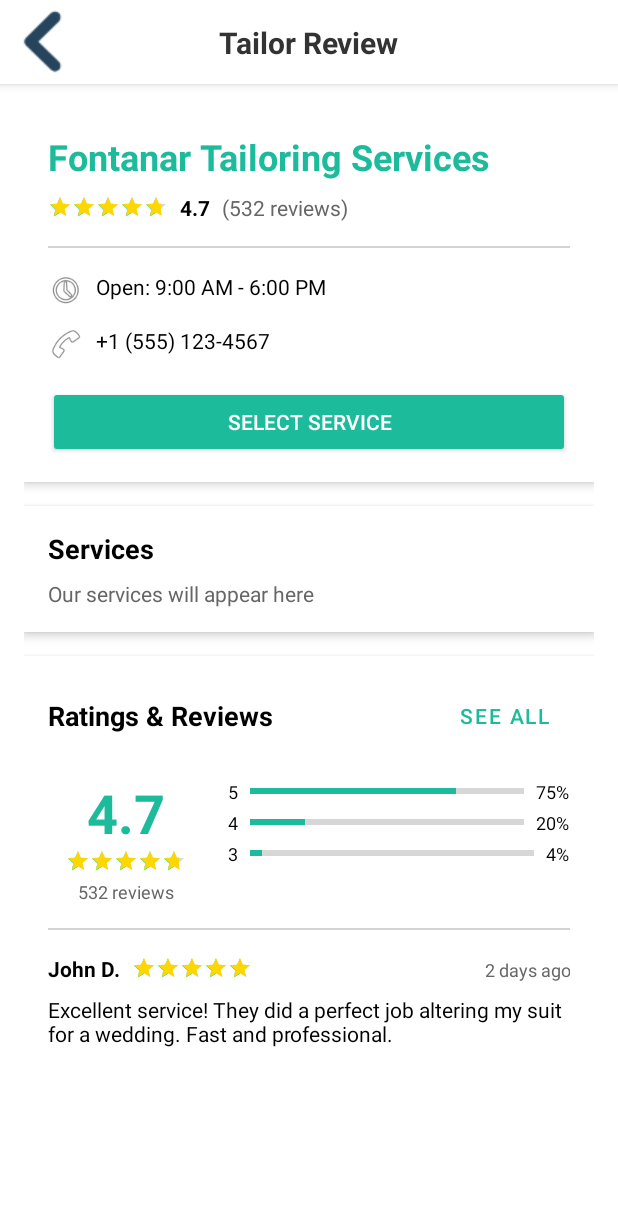
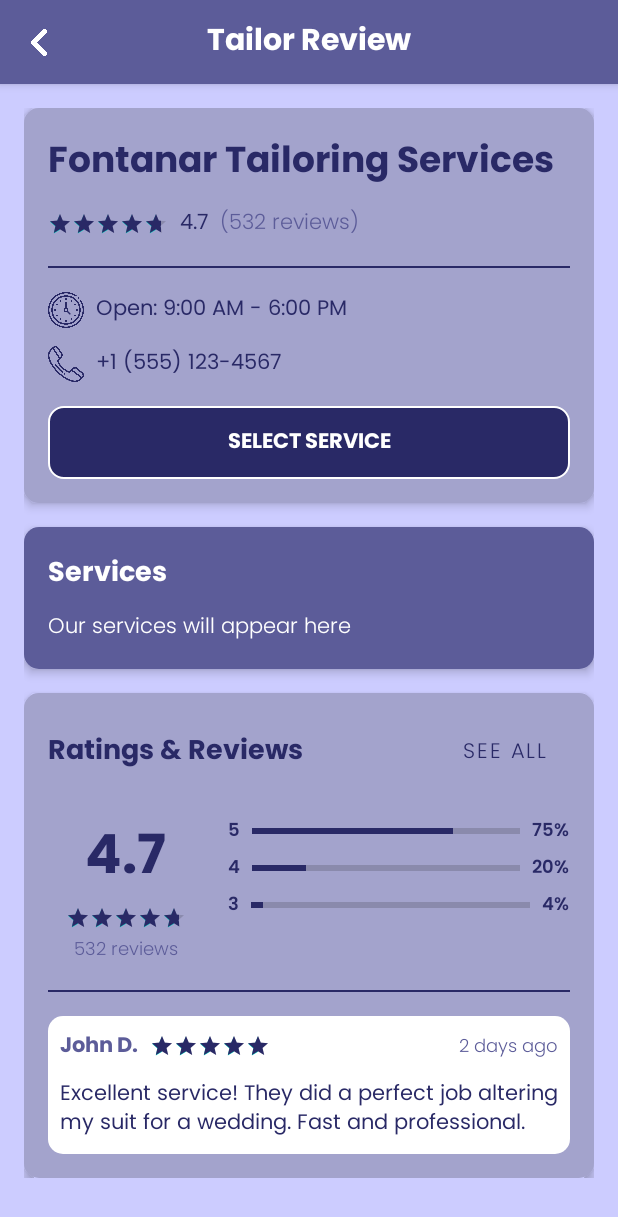
Before and after one commit to sherwinfontanar/Fitcraft, an Android app: the TailorInfoActivity screen opened directly, with no data from a screen before it, on a phone screen of 412 x 824 dp. Shown: the top 1217 px of the screen. Run offline under Robolectric (Android 15) with nearby library versions, the phone set to English and light mode, and no system bars.

Commit message:
activity tailor info/reviews layout

```diff
--- a/app/src/main/res/layout/activity_tailor_info.xml
+++ b/app/src/main/res/layout/activity_tailor_info.xml
@@ -12,20 +12,19 @@
         android:id="@+id/toolbar"
         android:layout_width="match_parent"
         android:layout_height="?android:attr/actionBarSize"
-        android:background="#FFFFFF"
+        android:background="@color/two"
         android:elevation="4dp"
         app:layout_constraintTop_toTopOf="parent">
 
         <!-- Back Button - Adjusted padding and constraints -->
         <ImageButton
             android:id="@+id/btnBack"
-            android:layout_width="48dp"
-            android:layout_height="48dp"
-            android:background="?android:attr/selectableItemBackgroundBorderless"
+            android:layout_width="20dp"
+            android:layout_height="20dp"
+            android:layout_marginStart="16dp"
+            android:background="@drawable/back"
             android:contentDescription="Back"
-            android:src="@drawable/backbutton"
-            android:padding="8dp"
-            android:layout_marginStart="4dp"
+            app:tint="@color/one"
             app:layout_constraintBottom_toBottomOf="parent"
             app:layout_constraintStart_toStartOf="parent"
             app:layout_constraintTop_toTopOf="parent" />
@@ -35,9 +34,9 @@
             android:layout_width="wrap_content"
             android:layout_height="wrap_content"
             android:text="Tailor Review"
-            android:textColor="#333333"
+            android:textColor="@color/white"
             android:textSize="20sp"
-            android:textStyle="bold"
+            android:fontFamily="@font/poppins_bold"
             app:layout_constraintBottom_toBottomOf="parent"
             app:layout_constraintEnd_toEndOf="parent"
             app:layout_constraintStart_toStartOf="parent"
@@ -46,7 +45,8 @@
     </androidx.constraintlayout.widget.ConstraintLayout>
     <ScrollView
         android:layout_width="match_parent"
-        android:layout_height="match_parent">
+        android:layout_height="match_parent"
+        android:background="@color/four">
 
         <LinearLayout
             android:layout_width="match_parent"
@@ -60,7 +60,7 @@
                 android:layout_height="wrap_content"
                 android:orientation="vertical"
                 android:padding="16dp"
-                android:background="@android:color/white"
+                android:background="@drawable/rounded"
                 android:elevation="4dp">
 
                 <TextView
@@ -68,9 +68,9 @@
                     android:layout_width="match_parent"
                     android:layout_height="wrap_content"
                     android:text="Fontanar Tailoring Services"
-                    android:textColor="#1cbb9c"
+                    android:textColor="@color/one"
                     android:textSize="24sp"
-                    android:textStyle="bold" />
+                    android:fontFamily="@font/poppins_bold" />
 
                 <LinearLayout
                     android:layout_width="match_parent"
@@ -88,7 +88,7 @@
                         android:numStars="5"
                         android:rating="4.7"
                         android:stepSize="0.1"
-                        android:progressTint="#FFD700" />
+                        android:progressTint="@color/one" />
 
                     <TextView
                         android:id="@+id/tv_rating_value"
@@ -97,9 +97,9 @@
                         android:layout_gravity="center_vertical"
                         android:layout_marginStart="8dp"
                         android:text="4.7"
-                        android:textColor="@android:color/black"
+                        android:textColor="@color/one"
                         android:textSize="14sp"
-                        android:textStyle="bold" />
+                        android:fontFamily="@font/poppins_regular" />
 
                     <TextView
                         android:id="@+id/tv_review_count"
@@ -108,15 +108,16 @@
                         android:layout_gravity="center_vertical"
                         android:layout_marginStart="8dp"
                         android:text="(532 reviews)"
-                        android:textColor="#666666"
-                        android:textSize="14sp" />
+                        android:textColor="@color/two"
+                        android:textSize="14sp"
+                        android:fontFamily="@font/poppins_light"/>
                 </LinearLayout>
 
                 <View
                     android:layout_width="match_parent"
                     android:layout_height="1dp"
                     android:layout_marginVertical="16dp"
-                    android:background="#D3D3D3" />
+                    android:background="@color/one" />
 
                 <LinearLayout
                     android:layout_width="match_parent"
@@ -126,7 +127,7 @@
                     <ImageView
                         android:layout_width="24dp"
                         android:layout_height="24dp"
-                        android:src="@android:drawable/ic_menu_recent_history"
+                        android:src="@drawable/time"
                         android:layout_gravity="center_vertical"/>
 
                     <TextView
@@ -135,7 +136,8 @@
                         android:layout_height="wrap_content"
                         android:layout_marginStart="8dp"
                         android:text="Open: 9:00 AM - 6:00 PM"
-                        android:textColor="@android:color/black"
+                        android:textColor="@color/one"
+                        android:fontFamily="@font/poppins_regular"
                         android:textSize="14sp" />
                 </LinearLayout>
 
@@ -148,7 +150,7 @@
                     <ImageView
                         android:layout_width="24dp"
                         android:layout_height="24dp"
-                        android:src="@android:drawable/ic_menu_call"
+                        android:src="@drawable/telephone"
                         android:layout_gravity="center_vertical"/>
 
                     <TextView
@@ -157,7 +159,8 @@
                         android:layout_height="wrap_content"
                         android:layout_marginStart="8dp"
                         android:text="+1 (555) 123-4567"
-                        android:textColor="@android:color/black"
+                        android:textColor="@color/one"
+                        android:fontFamily="@font/poppins_regular"
                         android:textSize="14sp" />
                 </LinearLayout>
 
@@ -166,9 +169,10 @@
                     android:layout_width="match_parent"
                     android:layout_height="wrap_content"
                     android:layout_marginTop="16dp"
-                    android:backgroundTint="#1cbb9c"
+                    android:background="@drawable/edit_button_background"
                     android:padding="12dp"
                     android:text="Select Service"
+                    android:fontFamily="@font/poppins_bold"
                     android:textColor="@android:color/white" />
             </LinearLayout>
 
@@ -179,14 +183,15 @@
                 android:orientation="vertical"
                 android:padding="16dp"
                 android:layout_marginTop="16dp"
-                android:background="@android:color/white"
+                android:background="@drawable/roundedtwo"
                 android:elevation="4dp">
 
                 <TextView
                     android:layout_width="match_parent"
                     android:layout_height="wrap_content"
                     android:text="Services"
-                    android:textColor="@android:color/black"
+                    android:textColor="@color/white"
+                    android:fontFamily="@font/poppins_bold"
                     android:textSize="18sp"
                     android:textStyle="bold" />
 
@@ -195,7 +200,8 @@
                     android:layout_height="wrap_content"
                     android:layout_marginTop="8dp"
                     android:text="Our services will appear here"
-                    android:textColor="#666666" />
+                    android:fontFamily="@font/poppins_light"
+                    android:textColor="@color/white" />
             </LinearLayout>
 
             <!-- Ratings & Reviews Section -->
@@ -205,7 +211,7 @@
                 android:orientation="vertical"
                 android:padding="16dp"
                 android:layout_marginTop="16dp"
-                android:background="@android:color/white"
+                android:background="@drawable/rounded"
                 android:elevation="4dp">
 
                 <RelativeLayout
@@ -218,9 +224,9 @@
                         android:layout_alignParentStart="true"
                         android:layout_centerVertical="true"
                         android:text="Ratings &amp; Reviews"
-                        android:textColor="@android:color/black"
+                        android:textColor="@color/one"
                         android:textSize="18sp"
-                        android:textStyle="bold" />
+                        android:fontFamily="@font/poppins_bold" />
 
                     <Button
                         android:id="@+id/btn_see_all_reviews"
@@ -230,7 +236,8 @@
                         android:layout_alignParentEnd="true"
                         android:layout_centerVertical="true"
                         android:text="See All"
-                        android:textColor="#1cbb9c" />
+                        android:fontFamily="@font/poppins_light"
+                        android:textColor="@color/one" />
                 </RelativeLayout>
 
                 <!-- Average Rating Display -->
@@ -253,9 +260,9 @@
                             android:layout_width="wrap_content"
                             android:layout_height="wrap_content"
                             android:text="4.7"
-                            android:textColor="#1cbb9c"
+                            android:textColor="@color/one"
                             android:textSize="36sp"
-                            android:textStyle="bold" />
+                            android:fontFamily="@font/poppins_bold" />
 
                         <RatingBar
                             android:id="@+id/rb_average_rating"
@@ -266,7 +273,7 @@
                             android:numStars="5"
                             android:rating="4.7"
                             android:stepSize="0.1"
-                            android:progressTint="#FFD700" />
+                            android:progressTint="@color/one" />
 
                         <TextView
                             android:id="@+id/tv_total_reviews"
@@ -274,7 +281,8 @@
                             android:layout_height="wrap_content"
                             android:layout_marginTop="4dp"
                             android:text="532 reviews"
-                            android:textColor="#666666"
+                            android:fontFamily="@font/poppins_light"
+                            android:textColor="@color/two"
                             android:textSize="12sp" />
                     </LinearLayout>
 
@@ -298,7 +306,8 @@
                                 android:layout_width="wrap_content"
                                 android:layout_height="wrap_content"
                                 android:text="5"
-                                android:textColor="@android:color/black"
+                                android:textColor="@color/one"
+                                android:fontFamily="@font/poppins_semibold"
                                 android:textSize="12sp" />
 
                             <ProgressBar
@@ -309,14 +318,15 @@
                                 android:layout_marginHorizontal="8dp"
                                 android:layout_weight="1"
                                 android:progress="75"
-                                android:progressTint="#1cbb9c" />
+                                android:progressTint="@color/one" />
 
                             <TextView
                                 android:id="@+id/tv_5_star_count"
                                 android:layout_width="wrap_content"
                                 android:layout_height="wrap_content"
                                 android:text="75%"
-                                android:textColor="@android:color/black"
+                                android:textColor="@color/one"
+                                android:fontFamily="@font/poppins_semibold"
                                 android:textSize="12sp" />
                         </LinearLayout>
 
@@ -333,7 +343,8 @@
                                 android:layout_width="wrap_content"
                                 android:layout_height="wrap_content"
                                 android:text="4"
-                                android:textColor="@android:color/black"
+                                android:textColor="@color/one"
+                                android:fontFamily="@font/poppins_semibold"
                                 android:textSize="12sp" />
 
                             <ProgressBar
@@ -344,14 +355,15 @@
                                 android:layout_marginHorizontal="8dp"
                                 android:layout_weight="1"
                                 android:progress="20"
-                                android:progressTint="#1cbb9c" />
+                                android:progressTint="@color/one" />
 
                             <TextView
                                 android:id="@+id/tv_4_star_count"
                                 android:layout_width="wrap_content"
                                 android:layout_height="wrap_content"
                                 android:text="20%"
-                                android:textColor="@android:color/black"
+                                android:textColor="@color/one"
+                                android:fontFamily="@font/poppins_semibold"
                                 android:textSize="12sp" />
                         </LinearLayout>
 
@@ -367,7 +379,8 @@
                                 android:layout_width="wrap_content"
                                 android:layout_height="wrap_content"
                                 android:text="3"
-                                android:textColor="@android:color/black"
+                                android:textColor="@color/one"
+                                android:fontFamily="@font/poppins_semibold"
                                 android:textSize="12sp" />
 
                             <ProgressBar
@@ -378,18 +391,17 @@
                                 android:layout_marginHorizontal="8dp"
                                 android:layout_weight="1"
                                 android:progress="4"
-                                android:progressTint="#1cbb9c" />
+                                android:progressTint="@color/one" />
 
                             <TextView
                                 android:id="@+id/tv_3_star_count"
                                 android:layout_width="wrap_content"
                                 android:layout_height="wrap_content"
                                 android:text="4%"
-                                android:textColor="@android:color/black"
+                                android:textColor="@color/one"
+                                android:fontFamily="@font/poppins_semibold"
                                 android:textSize="12sp" />
                         </LinearLayout>
-
-                        <!-- Remaining star rows omitted for brevity -->
                     </LinearLayout>
                 </LinearLayout>
 
@@ -397,12 +409,14 @@
                     android:layout_width="match_parent"
                     android:layout_height="1dp"
                     android:layout_marginVertical="16dp"
-                    android:background="#D3D3D3" />
+                    android:background="@color/one" />
 
                 <!-- Sample Review -->
                 <LinearLayout
                     android:layout_width="match_parent"
-                    android:layout_height="wrap_content"
+                    android:layout_height="match_parent"
+                    android:background="@drawable/rounded_dashboard"
+                    android:padding="8dp"
                     android:orientation="vertical">
 
                     <LinearLayout
@@ -415,8 +429,8 @@
                             android:layout_width="wrap_content"
                             android:layout_height="wrap_content"
                             android:text="John D."
-                            android:textColor="@android:color/black"
-                            android:textStyle="bold"
+                            android:textColor="@color/two"
+                            android:fontFamily="@font/poppins_bold"
                             android:textSize="14sp"/>
 
                         <RatingBar
@@ -428,22 +442,25 @@
                             android:isIndicator="true"
                             android:numStars="5"
                             android:rating="5"
-                            android:progressTint="#FFD700"/>
+                            android:progressTint="@color/one"/>
 
                         <TextView
                             android:layout_width="match_parent"
                             android:layout_height="wrap_content"
                             android:text="2 days ago"
                             android:textSize="12sp"
-                            android:textColor="#666666"
+                            android:textColor="@color/two"
+                            android:fontFamily="@font/poppins_light"
                             android:gravity="end"/>
                     </LinearLayout>
 
                     <TextView
+                        android:id="@+id/reviemComment"
                         android:layout_width="match_parent"
                         android:layout_height="wrap_content"
                         android:text="Excellent service! They did a perfect job altering my suit for a wedding. Fast and professional."
-                        android:textColor="@android:color/black"
+                        android:fontFamily="@font/poppins_regular"
+                        android:textColor="@color/one"
                         android:textSize="14sp"/>
                 </LinearLayout>
             </LinearLayout>
```
Also changed, not shown: app/src/main/res/drawable/telephone.png (added), app/src/main/res/drawable/time.png (added).
